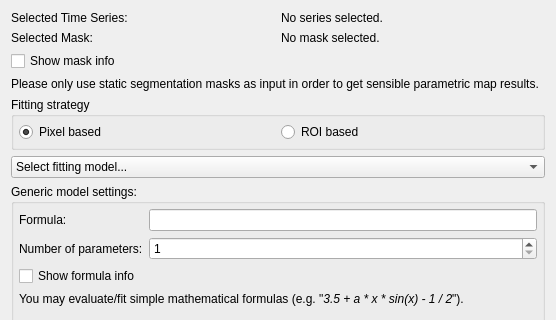
Above: Plugins/org.mitk.gui.qt.fit.genericfitting/src/internal/GenericDataFittingViewControls.ui from MITK/MITK before the change; both pictures show x 0 to 556 and y 0 to 320 of the 556 by 1124 pixel window. Below: the same form after it.
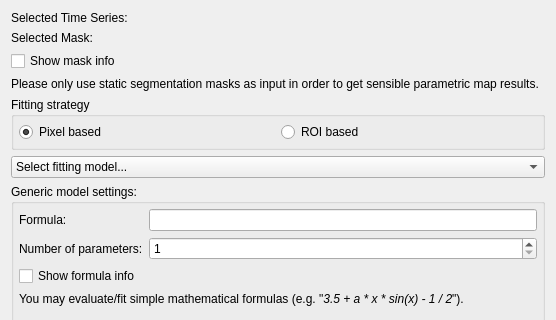
That is the form after the change. The open tabs and pages were chosen to show the change. Custom widgets are drawn as their Qt base class.

Commit message: Fix T30217 - change data selection concept in the Generic Data Fitting View.

```diff
--- a/Plugins/org.mitk.gui.qt.fit.genericfitting/src/internal/GenericDataFittingViewControls.ui
+++ b/Plugins/org.mitk.gui.qt.fit.genericfitting/src/internal/GenericDataFittingViewControls.ui
@@ -32,11 +32,7 @@
         </widget>
        </item>
        <item>
-        <widget class="QLabel" name="timeserieslabel">
-         <property name="text">
-          <string>No series selected.</string>
-         </property>
-        </widget>
+        <widget class="QmitkSingleNodeSelectionWidget" name="timeSeriesNodeSelector" native="true"/>
        </item>
       </layout>
      </item>
@@ -50,11 +46,7 @@
         </widget>
        </item>
        <item>
-        <widget class="QLabel" name="masklabel">
-         <property name="text">
-          <string>No mask selected.</string>
-         </property>
-        </widget>
+        <widget class="QmitkSingleNodeSelectionWidget" name="maskNodeSelector" native="true"/>
        </item>
       </layout>
      </item>
@@ -387,6 +379,12 @@
    <extends>QWidget</extends>
    <header>QmitkInitialValuesManagerWidget.h</header>
   </customwidget>
+  <customwidget>
+   <class>QmitkSingleNodeSelectionWidget</class>
+   <extends>QWidget</extends>
+   <header>QmitkSingleNodeSelectionWidget.h</header>
+   <container>1</container>
+  </customwidget>
  </customwidgets>
  <resources/>
  <connections/>
```
Left out of the diff: 2 changed lines with no effect on the pictures. The commit also changes 2 other files.
